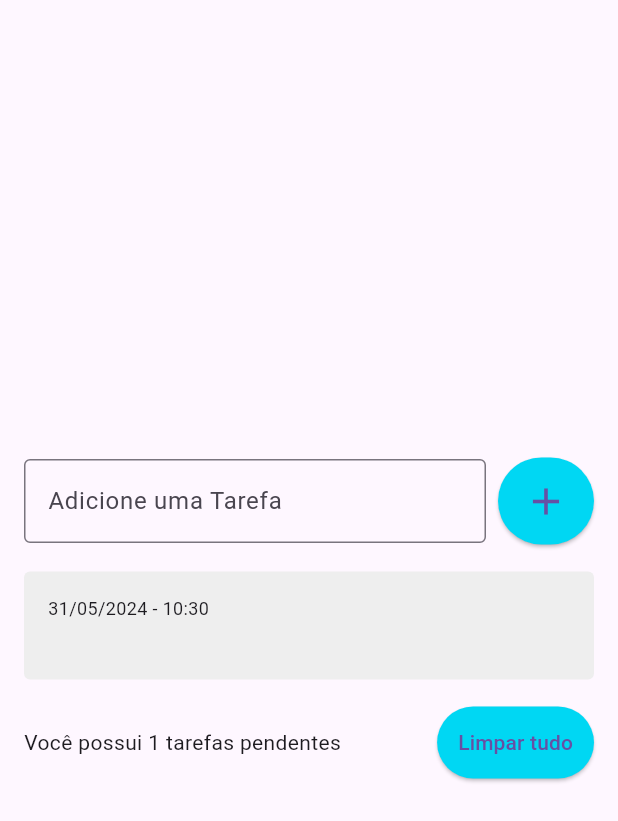
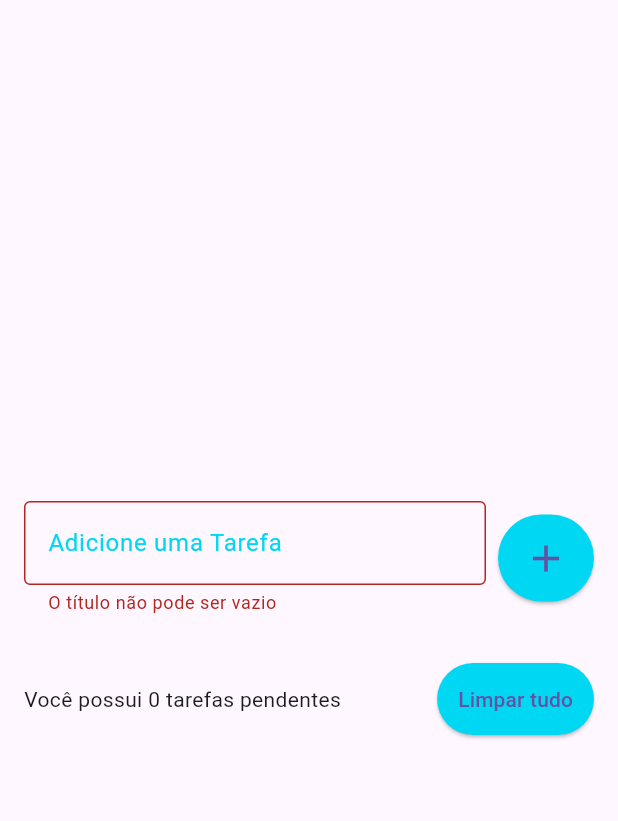
Before and after one commit to hmarcone/todo_list, a Flutter app: the screen it shows after launch, after a tap on the "add" icon, on a phone screen of 412 x 824 dp. Shown: the top 821 px of the screen. Run offline on Flutter 3.47's test engine with Material 3 defaults, Android fonts, the phone set to English and light mode, and no system bars; drawn by our look-alikes of flutter_slidable; our stand-ins replace shared_preferences.

Commit message:
114. Tratando erro

```diff
--- a/lib/pages/todo_list_page.dart
+++ b/lib/pages/todo_list_page.dart
@@ -17,6 +17,8 @@ class _TodoListPageState extends State<TodoListPage> {
   List<Todo> todos = [];
   Todo? deletedTodo;
   int? deletedTodoPos;
+
+  String? errorText;
 
   @override
   void initState() {
@@ -45,21 +47,41 @@ class _TodoListPageState extends State<TodoListPage> {
                       child: TextField(
                         controller: todoController,
                         decoration: InputDecoration(
-                            border: OutlineInputBorder(),
-                            labelText: 'Adicione uma Tarefa',
-                            hintText: 'Ex. Estudar Flutter'),
+                          border: OutlineInputBorder(),
+                          labelText: 'Adicione uma Tarefa',
+                          hintText: 'Ex. Estudar Flutter',
+                          errorText: errorText,
+                          focusedBorder: const OutlineInputBorder(
+                            borderSide: BorderSide(
+                              color: Color(0xff00d7f3),
+                              width: 2,
+                            ),
+                          ),
+                          labelStyle: const TextStyle(
+                            color: Color(0xff00d7f3),
+                          ),
+                        ),
                       ),
                     ),
                     SizedBox(width: 8),
                     ElevatedButton(
                       onPressed: () {
                         String text = todoController.text;
+
+                        if (text.isEmpty) {
+                          setState(() {
+                            errorText = 'O título não pode ser vazio';
+                          });
+                          return;
+                        }
+
                         setState(() {
                           Todo newTodo = Todo(
                             title: text,
                             dateTime: DateTime.now(),
                           );
                           todos.add(newTodo);
+                          errorText = null;
                         });
                         todoController.clear();
                         todoRepository.saveTodoList(todos);
```
